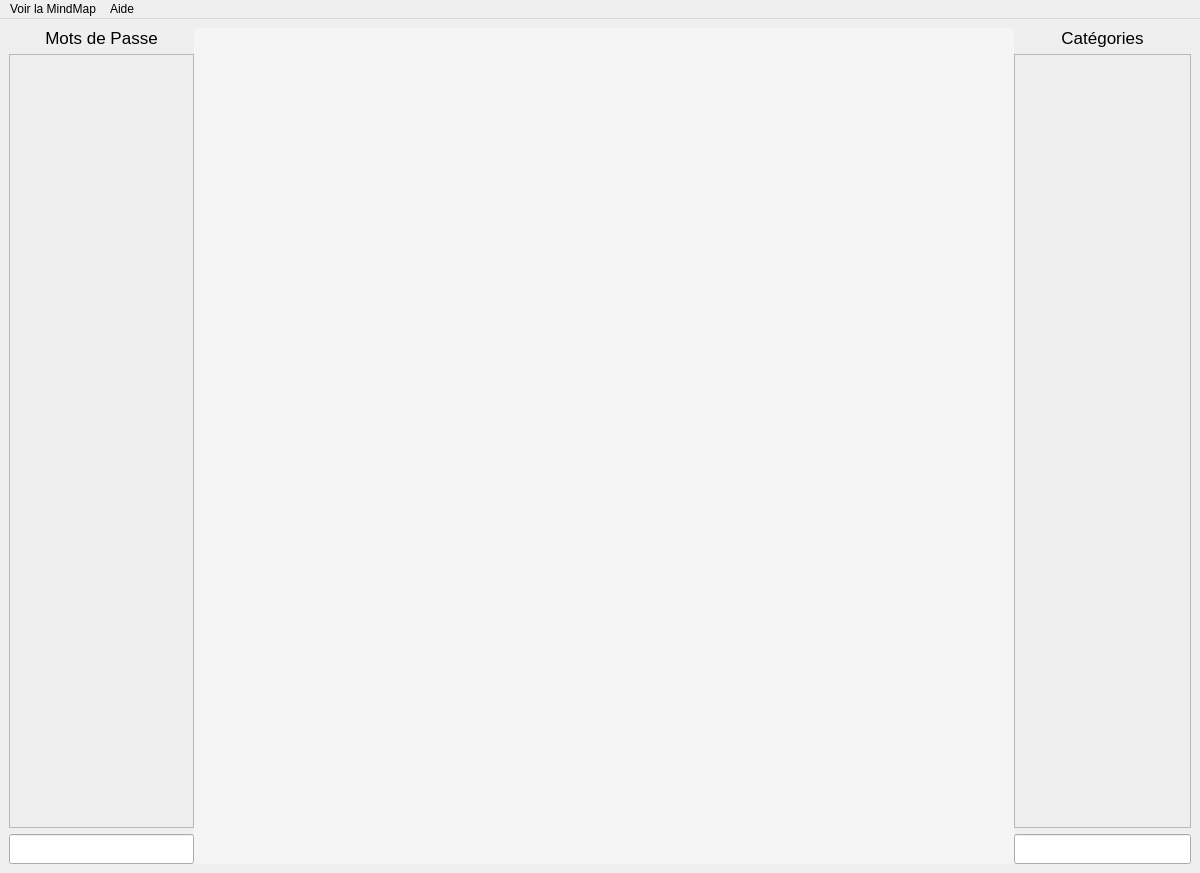
Qt form Interface_graphique/PyQt/UI/fenetreGestion.ui (MindPass/Code) before a commit.
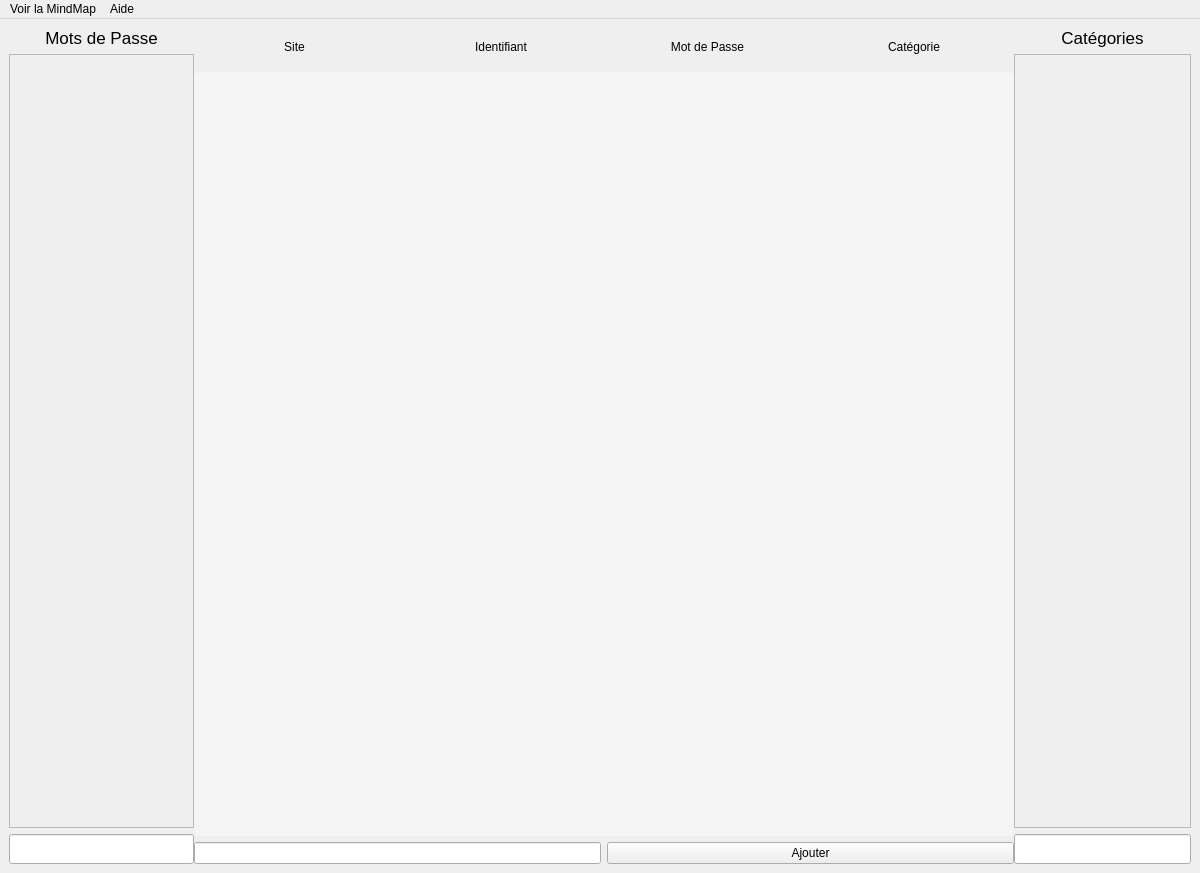
The same form after that commit. Icons and pictures are not drawn.

Diff of the .ui file:
```diff
--- a/Interface_graphique/PyQt/UI/fenetreGestion.ui
+++ b/Interface_graphique/PyQt/UI/fenetreGestion.ui
@@ -95,7 +95,7 @@
    <property name="enabled">
     <bool>true</bool>
    </property>
-   <layout class="QHBoxLayout" name="horizontalLayout" stretch="1">
+   <layout class="QHBoxLayout" name="horizontalLayout" stretch="0">
     <item>
      <widget class="QSplitter" name="splitter">
       <property name="orientation">
@@ -174,7 +174,51 @@
        </layout>
       </widget>
       <widget class="QWidget" name="verticalLayoutWidget_2">
-       <layout class="QVBoxLayout" name="Sites">
+       <layout class="QVBoxLayout" name="Sites" stretch="1,20,1">
+        <item>
+         <layout class="QHBoxLayout" name="intitule">
+          <item>
+           <widget class="QLabel" name="label_4">
+            <property name="text">
+             <string>Site</string>
+            </property>
+            <property name="alignment">
+             <set>Qt::AlignCenter</set>
+            </property>
+           </widget>
+          </item>
+          <item>
+           <widget class="QLabel" name="label_3">
+            <property name="text">
+             <string>Identifiant</string>
+            </property>
+            <property name="alignment">
+             <set>Qt::AlignCenter</set>
+            </property>
+           </widget>
+          </item>
+          <item>
+           <widget class="QLabel" name="label_2">
+            <property name="text">
+             <string>Mot de Passe</string>
+            </property>
+            <property name="alignment">
+             <set>Qt::AlignCenter</set>
+            </property>
+           </widget>
+          </item>
+          <item>
+           <widget class="QLabel" name="label">
+            <property name="text">
+             <string>Catégorie</string>
+            </property>
+            <property name="alignment">
+             <set>Qt::AlignCenter</set>
+            </property>
+           </widget>
+          </item>
+         </layout>
+        </item>
         <item>
          <widget class="QScrollArea" name="scrollArea_sites">
           <property name="enabled">
@@ -216,14 +260,28 @@
             <rect>
              <x>0</x>
              <y>0</y>
-             <width>621</width>
-             <height>797</height>
+             <width>784</width>
+             <height>746</height>
             </rect>
            </property>
            <layout class="QVBoxLayout" name="verticalLayout"/>
           </widget>
          </widget>
         </item>
+        <item>
+         <layout class="QHBoxLayout" name="ajout_site" stretch="1,1">
+          <item>
+           <widget class="QLineEdit" name="lineEdit"/>
+          </item>
+          <item>
+           <widget class="QPushButton" name="pushButton">
+            <property name="text">
+             <string>Ajouter</string>
+            </property>
+           </widget>
+          </item>
+         </layout>
+        </item>
        </layout>
       </widget>
       <widget class="QWidget" name="layoutWidget">
```
Left out of the diff: 26 changed lines with no effect on the pictures.
